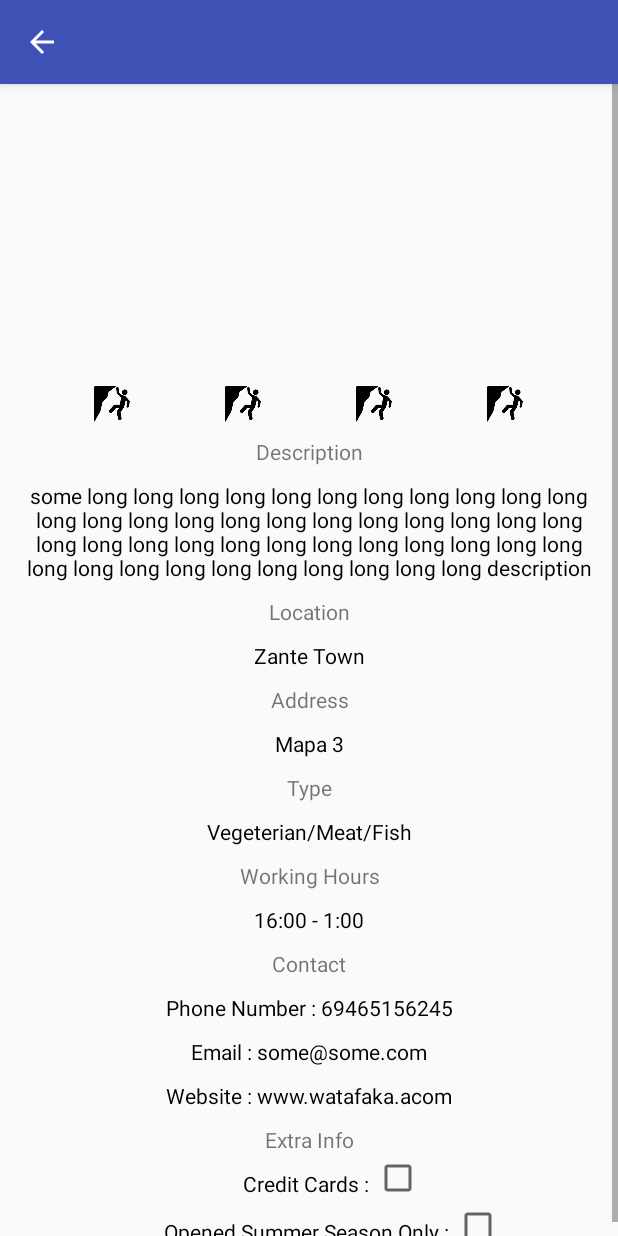
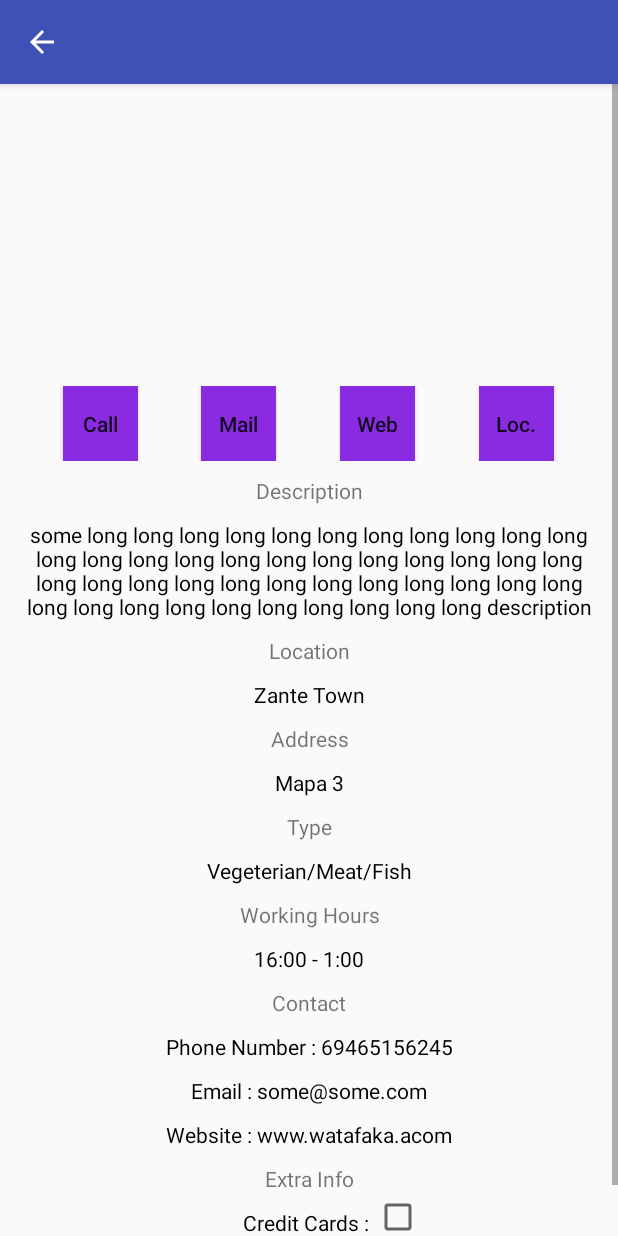
Before and after one commit to ExtinctSpecie/Zante-Travel, an Android app: the BusinessActivity screen opened directly, with no data from a screen before it, on a phone screen of 412 x 824 dp. Run offline under Robolectric (Android 15) with nearby library versions, the phone set to English and light mode, and no system bars; 1 statement that could not run was skipped.

Commit message:
4 buttons

```diff
--- a/ZanteTravel/app/src/main/res/layout/activity_business.xml
+++ b/ZanteTravel/app/src/main/res/layout/activity_business.xml
@@ -1,6 +1,5 @@
 <?xml version="1.0" encoding="utf-8"?>
-<ScrollView
-    xmlns:android="http://schemas.android.com/apk/res/android"
+<ScrollView xmlns:android="http://schemas.android.com/apk/res/android"
     xmlns:app="http://schemas.android.com/apk/res-auto"
     xmlns:tools="http://schemas.android.com/tools"
     android:layout_width="match_parent"
@@ -8,33 +7,33 @@
     tools:context="extinctspecie.com.zantetravel.activities.BusinessActivity">
 
     <RelativeLayout
-        android:layout_height="match_parent"
-        android:layout_width="match_parent">
+        android:layout_width="match_parent"
+        android:layout_height="wrap_content">
 
         <android.support.v4.view.ViewPager
             android:id="@+id/vpGallery"
             android:layout_width="match_parent"
             android:layout_height="180dp"
-            android:layout_marginTop="11dp"
             android:layout_alignParentTop="true"
-            android:layout_centerHorizontal="true">
-        </android.support.v4.view.ViewPager>
+            android:layout_centerHorizontal="true"
+            android:layout_marginTop="11dp"></android.support.v4.view.ViewPager>
 
         <android.support.design.widget.TabLayout
             android:id="@+id/tlHelperForVP"
             android:layout_width="wrap_content"
             android:layout_height="wrap_content"
+            android:layout_alignBottom="@+id/vpGallery"
             android:layout_centerHorizontal="true"
-            android:layout_alignBottom="@+id/vpGallery"
             app:tabBackground="@drawable/tab_selector"
             app:tabGravity="center"
             app:tabIndicatorHeight="0dp" />
 
         <ProgressBar
-            android:id="@+id/pbLoadingImages"
+            android:id="@+id/pbBusinessGallery"
             android:layout_width="match_parent"
             android:layout_height="180dp"
             android:visibility="visible" />
+
         <LinearLayout
             android:id="@+id/llButtonRow"
             android:layout_width="match_parent"
@@ -45,52 +44,62 @@
             <Space
                 android:layout_width="30dp"
                 android:layout_height="1dp"
-                android:layout_weight="1"/>
+                android:layout_weight="1" />
 
-            <ImageButton
-                android:layout_width="wrap_content"
-                android:layout_height="wrap_content"
-                android:background="@drawable/activities_icon"
+            <Button
+                android:id="@+id/btnBusinessCall"
+                android:layout_width="50dp"
+                android:layout_height="50dp"
+                android:textAllCaps="false"
+                android:text="Call"
+                android:background="@color/BlueViolet" />
+
+            <Space
+                android:layout_width="30dp"
+                android:layout_height="1dp"
+                android:layout_weight="1" />
+
+            <Button
+                android:id="@+id/btnBusinessEmail"
+                android:layout_width="50dp"
+                android:layout_height="50dp"
+                android:textAllCaps="false"
+                android:text="Mail"
+                android:background="@color/BlueViolet" />
+
+            <Space
+                android:layout_width="30dp"
+                android:layout_height="1dp"
+                android:layout_weight="1" />
+
+            <Button
+                android:id="@+id/btnBusinessWebsite"
+                android:layout_width="50dp"
+                android:layout_height="50dp"
+                android:textAllCaps="false"
+                android:text="Web"
+                android:background="@color/BlueViolet"/>
+
+            <Space
+                android:layout_width="30dp"
+                android:layout_height="1dp"
+                android:layout_weight="1" />
+
+
+            <Button
+                android:id="@+id/btnBusinessLocation"
+                android:layout_width="50dp"
+                android:layout_height="50dp"
+                android:background="@color/BlueViolet"
+                android:text="Loc."
+                android:textAllCaps="false"
+
                 />
 
             <Space
                 android:layout_width="30dp"
                 android:layout_height="1dp"
-                android:layout_weight="1"/>
-
-            <ImageButton
-                android:layout_width="wrap_content"
-                android:layout_height="wrap_content"
-                android:background="@drawable/activities_icon"
-                />
-
-            <Space
-                android:layout_width="30dp"
-                android:layout_height="1dp"
-                android:layout_weight="1"/>
-
-            <ImageButton
-                android:layout_width="wrap_content"
-                android:layout_height="wrap_content"
-                android:background="@drawable/activities_icon"
-                />
-
-            <Space
-                android:layout_width="30dp"
-                android:layout_height="1dp"
-                android:layout_weight="1"/>
-
-
-            <ImageButton
-                android:layout_width="wrap_content"
-                android:layout_height="wrap_content"
-                android:background="@drawable/activities_icon"
-                />
-
-            <Space
-                android:layout_width="30dp"
-                android:layout_height="1dp"
-                android:layout_weight="1"/>
+                android:layout_weight="1" />
 
         </LinearLayout>
 
@@ -98,149 +107,158 @@
             android:id="@+id/tvDescriptionHelper"
             android:layout_width="match_parent"
             android:layout_height="wrap_content"
+            android:layout_below="@id/llButtonRow"
+            android:gravity="center"
             android:paddingTop="10dp"
-            android:layout_below="@id/llButtonRow"
-            android:text="Description"
-            android:gravity="center"/>
+            android:text="Description" />
 
         <TextView
             android:id="@+id/tvDescription"
             android:layout_width="match_parent"
             android:layout_height="wrap_content"
-            android:paddingTop="10dp"
+            android:layout_below="@+id/tvDescriptionHelper"
+            android:gravity="center"
             android:paddingLeft="10dp"
             android:paddingRight="10dp"
-            android:layout_below="@+id/tvDescriptionHelper"
+            android:paddingTop="10dp"
             android:text="some long long long long long long long long long long long long long long long long long long long long long long long long long long long long long long long long long long long long long long long long long long long long long description"
-            android:textColor="@color/Black"
-            android:gravity="center"/>
+            android:textColor="@color/Black" />
 
         <TextView
             android:id="@+id/tvLocationHelper"
             android:layout_width="match_parent"
             android:layout_height="wrap_content"
+            android:layout_below="@id/tvDescription"
+            android:gravity="center"
             android:paddingTop="10dp"
-            android:layout_below="@id/tvDescription"
-            android:text="Location"
-            android:gravity="center"/>
+            android:text="Location" />
+
         <TextView
             android:id="@+id/tvLocation"
             android:layout_width="match_parent"
             android:layout_height="wrap_content"
+            android:layout_below="@+id/tvLocationHelper"
+            android:gravity="center"
             android:paddingTop="10dp"
-            android:layout_below="@+id/tvLocationHelper"
             android:text="Zante Town"
-            android:textColor="@color/Black"
-            android:gravity="center"/>
+            android:textColor="@color/Black" />
+
         <TextView
             android:id="@+id/tvAddressHelper"
             android:layout_width="match_parent"
             android:layout_height="wrap_content"
+            android:layout_below="@id/tvLocation"
+            android:gravity="center"
             android:paddingTop="10dp"
-            android:layout_below="@id/tvLocation"
-            android:text="Address"
-            android:gravity="center"/>
+            android:text="Address" />
+
         <TextView
             android:id="@+id/tvAddress"
             android:layout_width="match_parent"
             android:layout_height="wrap_content"
+            android:layout_below="@+id/tvAddressHelper"
+            android:gravity="center"
             android:paddingTop="10dp"
-            android:layout_below="@+id/tvAddressHelper"
             android:text="Mapa 3"
-            android:textColor="@color/Black"
-            android:gravity="center"/>
+            android:textColor="@color/Black" />
 
         <TextView
             android:id="@+id/tvTypeHelper"
             android:layout_width="match_parent"
             android:layout_height="wrap_content"
+            android:layout_below="@id/tvAddress"
+            android:gravity="center"
             android:paddingTop="10dp"
-            android:layout_below="@id/tvAddress"
-            android:text="Type"
-            android:gravity="center"/>
+            android:text="Type" />
+
         <TextView
             android:id="@+id/tvType"
             android:layout_width="match_parent"
             android:layout_height="wrap_content"
+            android:layout_below="@+id/tvTypeHelper"
+            android:gravity="center"
             android:paddingTop="10dp"
-            android:layout_below="@+id/tvTypeHelper"
             android:text="Vegeterian/Meat/Fish"
-            android:textColor="@color/Black"
-            android:gravity="center"/>
+            android:textColor="@color/Black" />
 
         <TextView
             android:id="@+id/tvWorkingHoursHelper"
             android:layout_width="match_parent"
             android:layout_height="wrap_content"
+            android:layout_below="@id/tvType"
+            android:gravity="center"
             android:paddingTop="10dp"
-            android:layout_below="@id/tvType"
-            android:text="Working Hours"
-            android:gravity="center"/>
+            android:text="Working Hours" />
+
         <TextView
             android:id="@+id/tvWorkingHours"
             android:layout_width="match_parent"
             android:layout_height="wrap_content"
+            android:layout_below="@+id/tvWorkingHoursHelper"
+            android:gravity="center"
             android:paddingTop="10dp"
-            android:layout_below="@+id/tvWorkingHoursHelper"
             android:text="16:00 - 1:00"
-            android:textColor="@color/Black"
-            android:gravity="center"/>
+            android:textColor="@color/Black" />
+
         <TextView
             android:id="@+id/tvContactHelper"
             android:layout_width="match_parent"
             android:layout_height="wrap_content"
+            android:layout_below="@id/tvWorkingHours"
+            android:gravity="center"
             android:paddingTop="10dp"
-            android:layout_below="@id/tvWorkingHours"
-            android:text="Contact"
-            android:gravity="center"/>
+            android:text="Contact" />
+
         <TextView
             android:id="@+id/tvContactPhoneNumber"
             android:layout_width="match_parent"
             android:layout_height="wrap_content"
+            android:layout_below="@+id/tvContactHelper"
+            android:gravity="center"
             android:paddingTop="10dp"
-            android:layout_below="@+id/tvContactHelper"
             android:text="Phone Number : 69465156245"
-            android:textColor="@color/Black"
-            android:gravity="center"/>
+            android:textColor="@color/Black" />
+
         <TextView
             android:id="@+id/tvContactEmail"
             android:layout_width="match_parent"
             android:layout_height="wrap_content"
+            android:layout_below="@+id/tvContactPhoneNumber"
+            android:gravity="center"
             android:paddingTop="10dp"
-            android:layout_below="@+id/tvContactPhoneNumber"
             android:text="Email : some@some.com"
-            android:textColor="@color/Black"
-            android:gravity="center"/>
+            android:textColor="@color/Black" />
+
         <TextView
             android:id="@+id/tvContactWebsite"
             android:layout_width="match_parent"
             android:layout_height="wrap_content"
+            android:layout_below="@+id/tvContactEmail"
+            android:gravity="center"
             android:paddingTop="10dp"
-            android:layout_below="@+id/tvContactEmail"
             android:text="Website : www.watafaka.acom"
-            android:textColor="@color/Black"
-            android:gravity="center"/>
+            android:textColor="@color/Black" />
 
         <TextView
             android:id="@+id/tvExtraInfoHelper"
             android:layout_width="match_parent"
             android:layout_height="wrap_content"
+            android:layout_below="@id/tvContactWebsite"
+            android:gravity="center"
             android:paddingTop="10dp"
-            android:layout_below="@id/tvContactWebsite"
-            android:text="Extra Info"
-            android:gravity="center"/>
+            android:text="Extra Info" />
 
 
         <TextView
             android:id="@+id/tvCreditCardsHelper"
             android:layout_width="wrap_content"
             android:layout_height="wrap_content"
+            android:layout_below="@+id/tvExtraInfoHelper"
+            android:layout_centerHorizontal="true"
+            android:gravity="center"
             android:paddingTop="10dp"
-            android:layout_below="@+id/tvExtraInfoHelper"
             android:text="Credit Cards : "
-            android:layout_centerHorizontal="true"
-            android:textColor="@color/Black"
-            android:gravity="center"/>
+            android:textColor="@color/Black" />
 
         <android.support.v7.widget.AppCompatCheckBox
             android:id="@+id/cbCreditCard"
@@ -249,18 +267,18 @@
             android:layout_below="@id/tvExtraInfoHelper"
             android:layout_toRightOf="@id/tvCreditCardsHelper"
             android:checked="false"
-            android:clickable="false"
-            />
+            android:clickable="false" />
+
         <TextView
             android:id="@+id/tvSummerOnlyHelper"
             android:layout_width="wrap_content"
             android:layout_height="wrap_content"
+            android:layout_below="@+id/cbCreditCard"
+            android:layout_centerHorizontal="true"
+            android:gravity="center"
             android:paddingTop="10dp"
-            android:layout_below="@+id/cbCreditCard"
             android:text="Opened Summer Season Only : "
-            android:layout_centerHorizontal="true"
-            android:textColor="@color/Black"
-            android:gravity="center"/>
+            android:textColor="@color/Black" />
 
         <android.support.v7.widget.AppCompatCheckBox
             android:id="@+id/cbSummerOnly"
@@ -269,7 +287,6 @@
             android:layout_below="@id/cbCreditCard"
             android:layout_toRightOf="@id/tvSummerOnlyHelper"
             android:checked="false"
-            android:clickable="false"
-            />
+            android:clickable="false" />
     </RelativeLayout>
 </ScrollView>
--- a/ZanteTravel/app/src/main/res/layout/business_rv_row.xml
+++ b/ZanteTravel/app/src/main/res/layout/business_rv_row.xml
@@ -20,7 +20,8 @@
             android:layout_height="80dp"
             android:layout_margin="10dp"
             android:layout_weight="0.5"
-            app:srcCompat="@drawable/attraction_icon"/>
+            app:srcCompat="@drawable/attraction_icon"
+            />
 
         <TextView
             android:id="@+id/tvBusinessName"
```
Also changed, not shown: ZanteTravel/app/src/main/AndroidManifest.xml (+7 -1 lines), ZanteTravel/app/src/main/java/extinctspecie/com/zantetravel/activities/BusinessActivity.java (+68 -5 lines), ZanteTravel/app/src/main/res/layout/activity_all_businesses.xml (+19 -12 lines), 1 other file.
